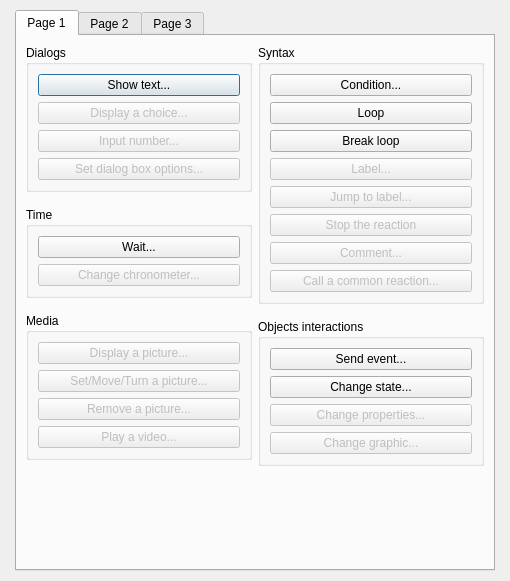
First picture: the form in Dialogs/dialogcommands.ui, repository RPG-Paper-Maker/RPG-Paper-Maker, before the edit.
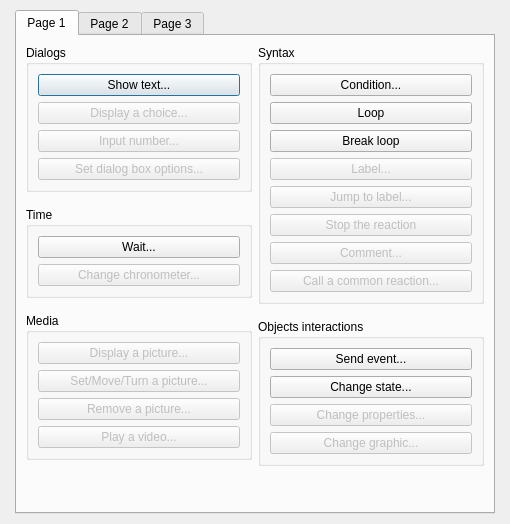
Second picture: the form after the edit.

```diff
--- a/Dialogs/dialogcommands.ui
+++ b/Dialogs/dialogcommands.ui
@@ -7,7 +7,7 @@
     <x>0</x>
     <y>0</y>
     <width>510</width>
-    <height>581</height>
+    <height>524</height>
    </rect>
   </property>
   <property name="windowTitle">
```
